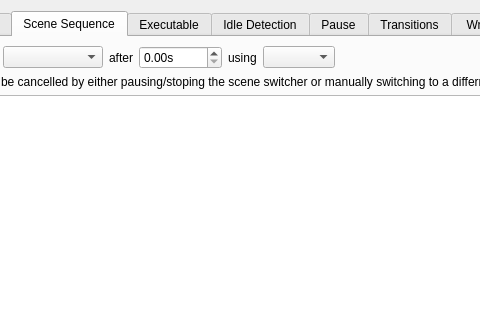
This is forms/advanced-scene-switcher.ui in WarmUpTill/SceneSwitcher as Qt 5 draws it before an edit; both pictures show x 263 to 743 and y 0 to 320 of the 981 by 407 pixel window. The edited form follows.
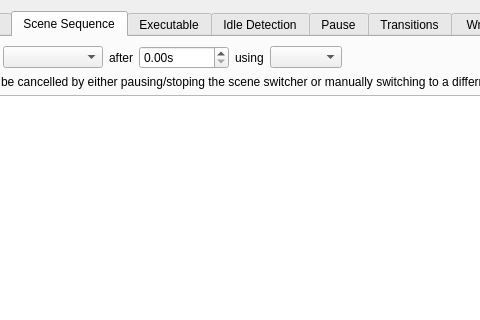
This is the edited form. The open tabs and pages were chosen to show the change. Icons and pictures are not drawn.

Commit message: Increased Scene Sequence timer limit

```diff
--- a/forms/advanced-scene-switcher.ui
+++ b/forms/advanced-scene-switcher.ui
@@ -909,7 +909,7 @@
             <string>s</string>
            </property>
            <property name="maximum">
-            <double>10000.000000000000000</double>
+            <double>1000000.000000000000000</double>
            </property>
           </widget>
          </item>
```
